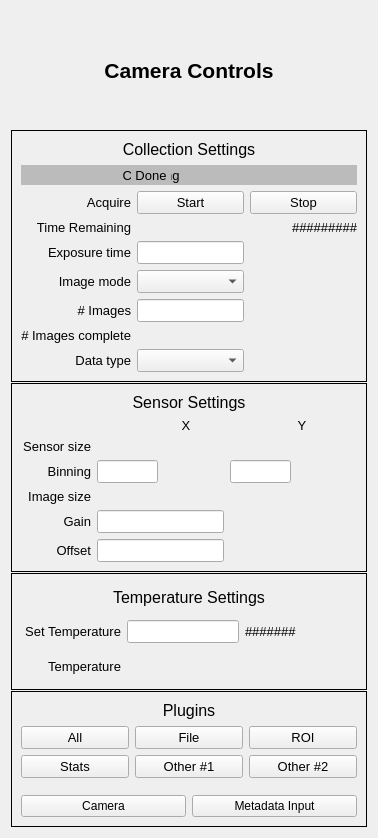
First picture: the form in diffractometer_controls/extra_ui/tomo_cam_controls.ui, repository MIT-NRL/diffractometer-controls, before the edit.
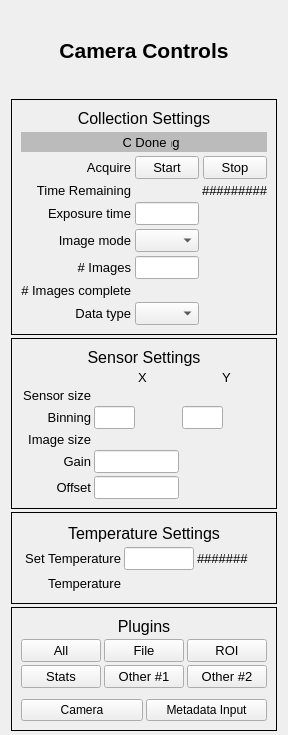
Second picture: the form after the edit. Custom widgets are drawn as their Qt base class.

Commit message:
Refactor camera UI and adjust layouts
Replace cam_url_display reference with cam_url.ui and simplify cam_url UI: remove PyDMByteIndicator and manual exposure line edit, add PyDMEnumComboBox bound to ca://${P}camURL:URLSelect, and update customwidget entries accordingly. Tweak motors_square.ui to reduce window size, adjust spacing, size policy and font sizing for tighter layout. Resize tomo_cam_controls.ui and increase layout spacings/margins in several container layouts for improved spacing and compactness.

Patch:
```diff
--- a/diffractometer_controls/extra_ui/tomo_cam_controls.ui
+++ b/diffractometer_controls/extra_ui/tomo_cam_controls.ui
@@ -6,8 +6,8 @@
    <rect>
     <x>0</x>
     <y>0</y>
-    <width>378</width>
-    <height>838</height>
+    <width>279</width>
+    <height>735</height>
    </rect>
   </property>
   <property name="windowTitle">
@@ -15,7 +15,13 @@
   </property>
   <layout class="QVBoxLayout" name="verticalLayout_5">
    <property name="spacing">
-    <number>1</number>
+    <number>3</number>
+   </property>
+   <property name="topMargin">
+    <number>4</number>
+   </property>
+   <property name="bottomMargin">
+    <number>4</number>
    </property>
    <item>
     <widget class="PyDMLabel" name="PyDMLabel">
@@ -46,6 +52,9 @@
       <enum>QFrame::Box</enum>
      </property>
      <layout class="QVBoxLayout" name="verticalLayout">
+      <property name="spacing">
+       <number>4</number>
+      </property>
       <item>
        <widget class="PyDMLabel" name="PyDMLabel_2">
         <property name="font">
@@ -977,6 +986,9 @@
       <enum>QFrame::Box</enum>
      </property>
      <layout class="QVBoxLayout" name="verticalLayout_2">
+      <property name="spacing">
+       <number>3</number>
+      </property>
       <item>
        <widget class="PyDMLabel" name="PyDMLabel_3">
         <property name="font">
@@ -1743,6 +1755,9 @@
       <enum>QFrame::Box</enum>
      </property>
      <layout class="QVBoxLayout" name="verticalLayout_4">
+      <property name="spacing">
+       <number>3</number>
+      </property>
       <item>
        <widget class="PyDMLabel" name="PyDMLabel_5">
         <property name="font">
@@ -1990,6 +2005,9 @@
       <enum>QFrame::Box</enum>
      </property>
      <layout class="QVBoxLayout" name="verticalLayout_3">
+      <property name="spacing">
+       <number>3</number>
+      </property>
       <item>
        <widget class="PyDMLabel" name="PyDMLabel_4">
         <property name="font">
```
The commit also changes 3 other files.
